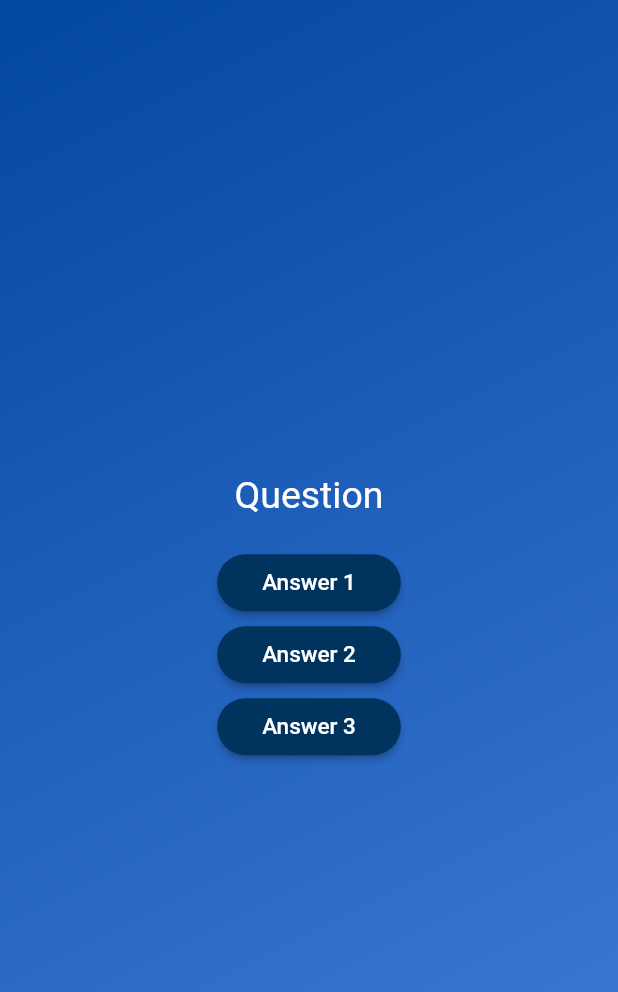
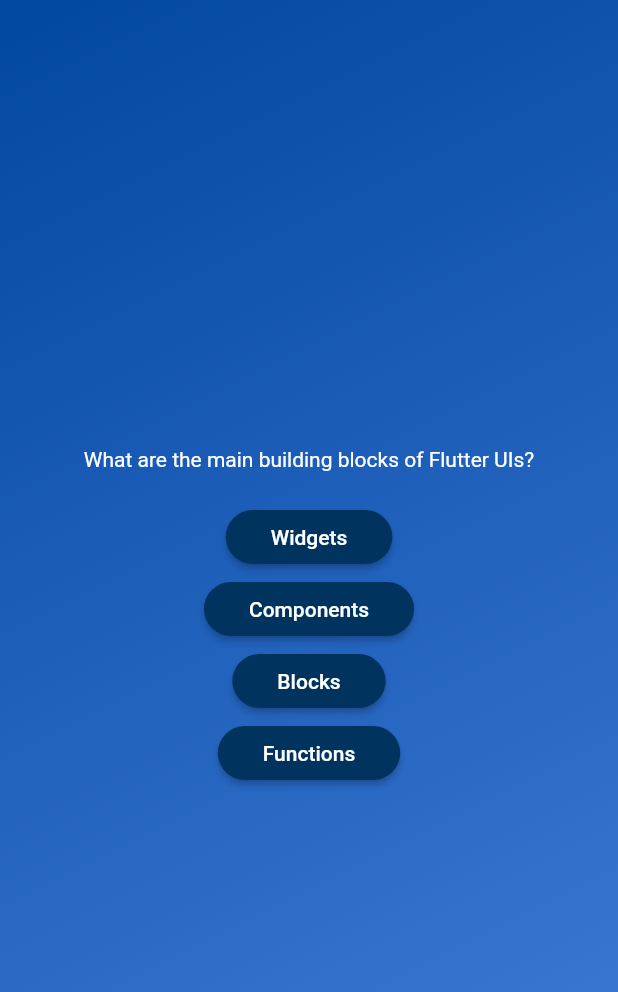
Before and after one commit to Priyanshu-24/flutter_quiz, a Flutter app: the screen it shows after launch, after a tap on "Start Quiz", on a phone screen of 412 x 824 dp. Shown: the top 992 px of the screen. Run offline on Flutter 3.47's test engine with Material 2 defaults, Android fonts, the phone set to English and light mode, and no system bars.

Commit message:
added dynamic list iterable

```diff
--- a/lib/answer_button.dart
+++ b/lib/answer_button.dart
@@ -20,7 +20,9 @@ class AnswerButton extends StatelessWidget {
       ),
       child: Text(
         answerText,
-        style: const TextStyle(fontSize: 15),
+        style: const TextStyle(
+            // fontSize: 15,
+            ),
       ),
     );
   }
--- a/lib/questions_screen.dart
+++ b/lib/questions_screen.dart
@@ -1,5 +1,6 @@
 import 'package:flutter/material.dart';
 import 'package:flutter_quiz/answer_button.dart';
+import 'package:flutter_quiz/data/questions.dart';
 
 class QuestionsScreen extends StatefulWidget {
   const QuestionsScreen({super.key});
@@ -11,6 +12,8 @@ class QuestionsScreen extends StatefulWidget {
 }
 
 class _QuestionsScreenState extends State<QuestionsScreen> {
+  final currentQuestion = questions[0];
+
   @override
   Widget build(context) {
     return SizedBox(
@@ -18,27 +21,23 @@ class _QuestionsScreenState extends State<QuestionsScreen> {
       child: Column(
         mainAxisAlignment: MainAxisAlignment.center,
         children: [
-          const Text(
-            "Question",
-            style: TextStyle(
-              fontSize: 25,
+          Text(
+            currentQuestion.text,
+            style: const TextStyle(
+              // fontSize: 25,
               color: Colors.white,
             ),
           ),
           const SizedBox(
             height: 20,
           ),
-          AnswerButton(
-            answerText: 'Answer 1',
-            onTap: () {},
-          ),
-          AnswerButton(
-            answerText: 'Answer 2',
-            onTap: () {},
-          ),
-          AnswerButton(
-            answerText: 'Answer 3',
-            onTap: () {},
+          ...currentQuestion.answers.map(
+            (answer) {
+              return AnswerButton(
+                answerText: answer,
+                onTap: () {},
+              );
+            },
           ),
         ],
       ),
```
